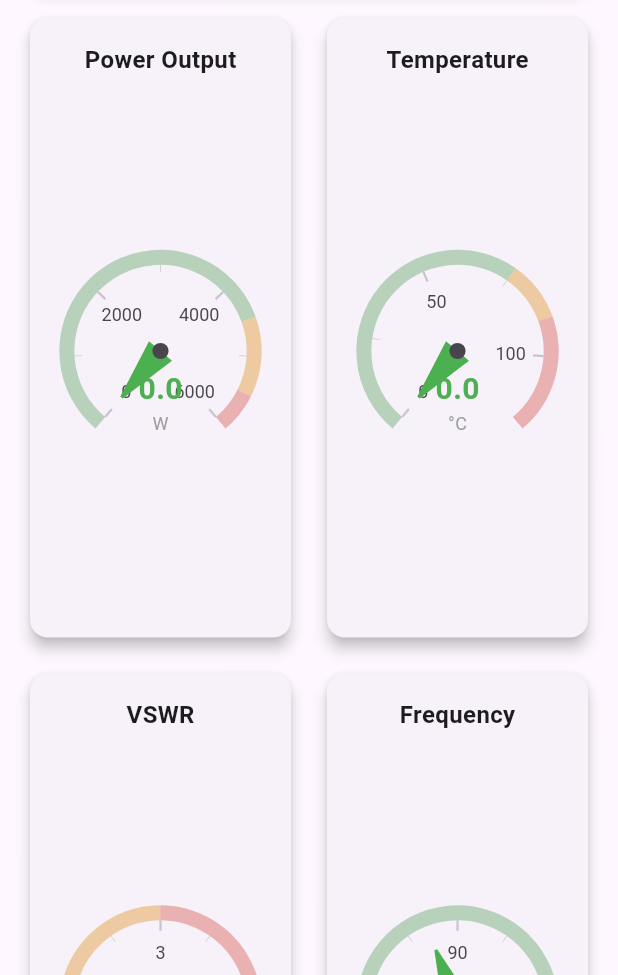
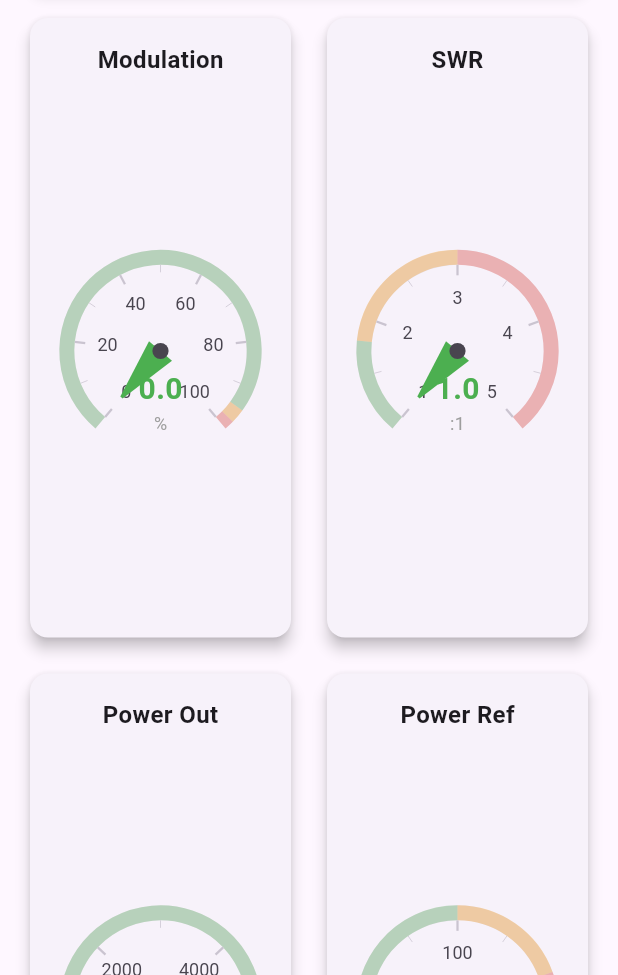
Before and after one commit to cconstab/kryzapp, a Flutter app: the DashboardScreen screen opened directly, on a phone screen of 412 x 824 dp, the part 261-1236 px from its top. Run offline on Flutter 3.47's test engine with Material 3 defaults, Android fonts, the phone set to English and light mode, and no system bars; drawn by our look-alikes of syncfusion_flutter_gauges; missing offline and left inert: at_client, at_client_mobile, at_onboarding_cli, at_onboarding_flutter.

Commit message:
feat: updated to actual data values

```diff
--- a/mobile_app/lib/screens/dashboard_screen.dart
+++ b/mobile_app/lib/screens/dashboard_screen.dart
@@ -131,25 +131,73 @@ class _DashboardScreenState extends State<DashboardScreen> {
                   ),
                 const SizedBox(height: 16),
 
-                // Gauges
+                // Gauges - Row 1
                 Row(
                   children: [
                     Expanded(
                       child: GaugeWidget(
-                        title: 'Power Output',
-                        value: stats?.powerOutput ?? 0,
+                        title: 'Modulation',
+                        value: stats?.modulation ?? 0,
+                        min: 0,
+                        max: 100,
+                        unit: '%',
+                        warningThreshold: 95,
+                        criticalThreshold: 98,
+                      ),
+                    ),
+                    const SizedBox(width: 16),
+                    Expanded(
+                      child: GaugeWidget(
+                        title: 'SWR',
+                        value: stats?.swr ?? 1.0,
+                        min: 1.0,
+                        max: 5.0,
+                        unit: ':1',
+                        warningThreshold: 1.8,
+                        criticalThreshold: 3.0,
+                      ),
+                    ),
+                  ],
+                ),
+                const SizedBox(height: 16),
+
+                // Gauges - Row 2
+                Row(
+                  children: [
+                    Expanded(
+                      child: GaugeWidget(
+                        title: 'Power Out',
+                        value: stats?.powerOut ?? 0,
                         min: 0,
                         max: 6000,
                         unit: 'W',
-                        warningThreshold: 4500,
+                        warningThreshold: 5000,
                         criticalThreshold: 5500,
                       ),
                     ),
                     const SizedBox(width: 16),
                     Expanded(
                       child: GaugeWidget(
-                        title: 'Temperature',
-                        value: stats?.temperature ?? 0,
+                        title: 'Power Ref',
+                        value: stats?.powerRef ?? 0,
+                        min: 0,
+                        max: 200,
+                        unit: 'W',
+                        warningThreshold: 100,
+                        criticalThreshold: 150,
+                      ),
+                    ),
+                  ],
+                ),
+                const SizedBox(height: 16),
+
+                // Gauges - Row 3
+                Row(
+                  children: [
+                    Expanded(
+                      child: GaugeWidget(
+                        title: 'Heat Temp',
+                        value: stats?.heatTemp ?? 0,
                         min: 0,
                         max: 120,
                         unit: '°C',
@@ -157,69 +205,21 @@ class _DashboardScreenState extends State<DashboardScreen> {
                         criticalThreshold: 90,
                       ),
                     ),
-                  ],
-                ),
-                const SizedBox(height: 16),
-
-                Row(
-                  children: [
-                    Expanded(
-                      child: GaugeWidget(
-                        title: 'VSWR',
-                        value: stats?.vswr ?? 1.0,
-                        min: 1.0,
-                        max: 5.0,
-                        unit: ':1',
-                        warningThreshold: 1.8,
-                        criticalThreshold: 3.0,
-                      ),
-                    ),
                     const SizedBox(width: 16),
                     Expanded(
                       child: GaugeWidget(
-                        title: 'Frequency',
-                        value: stats?.frequency ?? 88.5,
-                        min: 80,
-                        max: 100,
-                        unit: 'MHz',
-                        showPointer: true,
+                        title: 'Fan Speed',
+                        value: stats?.fanSpeed ?? 0,
+                        min: 0,
+                        max: 5000,
+                        unit: 'RPM',
+                        warningThreshold: 4000,
+                        criticalThreshold: 4500,
                       ),
                     ),
                   ],
                 ),
-                const SizedBox(height: 16),
-
-                // Additional metrics
-                if (stats?.additionalMetrics != null) ...[
-                  Card(
-                    child: Padding(
-                      padding: const EdgeInsets.all(16.0),
-                      child: Column(
-                        crossAxisAlignment: CrossAxisAlignment.start,
-                        children: [
-                          const Text('Additional Metrics', style: TextStyle(fontSize: 18, fontWeight: FontWeight.bold)),
-                          const SizedBox(height: 12),
-                          ...stats!.additionalMetrics!.entries.map((entry) {
-                            return Padding(
-                              padding: const EdgeInsets.symmetric(vertical: 4.0),
-                              child: Row(
-                                mainAxisAlignment: MainAxisAlignment.spaceBetween,
-                                children: [
-                                  Text(entry.key, style: const TextStyle(fontSize: 14)),
-                                  Text(
-                                    entry.value.toString(),
-                                    style: const TextStyle(fontSize: 14, fontWeight: FontWeight.bold),
-                                  ),
-                                ],
-                              ),
-                            );
-                          }).toList(),
-                        ],
-                      ),
-                    ),
-                  ),
-                ],
-                const SizedBox(height: 8),
+                const SizedBox(height: 24),
 
                 // Last update timestamp
                 Text(
--- a/shared/lib/models/transmitter_stats.dart
+++ b/shared/lib/models/transmitter_stats.dart
@@ -2,22 +2,26 @@
 class TransmitterStats {
   final String transmitterId;
   final DateTime timestamp;
-  final double powerOutput; // Watts
-  final double temperature; // Celsius
-  final double vswr; // Voltage Standing Wave Ratio
-  final double frequency; // MHz
+  final double modulation; // Modulation percentage (%)
+  final double swr; // Standing Wave Ratio
+  final double powerOut; // Power Output (Watts)
+  final double powerRef; // Power Reflected (Watts)
+  final double heatTemp; // Heat Sink Temperature (°C)
+  final double fanSpeed; // Fan Speed (RPM)
   final String status; // ON_AIR, STANDBY, FAULT
-  final Map<String, dynamic>? additionalMetrics;
+  final String? alertLevel; // Optional alert level
 
   TransmitterStats({
     required this.transmitterId,
     required this.timestamp,
-    required this.powerOutput,
-    required this.temperature,
-    required this.vswr,
-    required this.frequency,
+    required this.modulation,
+    required this.swr,
+    required this.powerOut,
+    required this.powerRef,
+    required this.heatTemp,
+    required this.fanSpeed,
     required this.status,
-    this.additionalMetrics,
+    this.alertLevel,
   });
 
   /// Convert to JSON for atPlatform transmission
@@ -25,12 +29,14 @@ class TransmitterStats {
     return {
       'transmitterId': transmitterId,
       'timestamp': timestamp.toIso8601String(),
-      'powerOutput': powerOutput,
-      'temperature': temperature,
-      'vswr': vswr,
-      'frequency': frequency,
+      'modulation': modulation,
+      'swr': swr,
+      'powerOut': powerOut,
+      'powerRef': powerRef,
+      'heatTemp': heatTemp,
+      'fanSpeed': fanSpeed,
       'status': status,
-      'additionalMetrics': additionalMetrics,
+      'alertLevel': alertLevel,
     };
   }
 
@@ -39,36 +45,38 @@ class TransmitterStats {
     return TransmitterStats(
       transmitterId: json['transmitterId'] as String,
       timestamp: DateTime.parse(json['timestamp'] as String),
-      powerOutput: (json['powerOutput'] as num).toDouble(),
-      temperature: (json['temperature'] as num).toDouble(),
-      vswr: (json['vswr'] as num).toDouble(),
-      frequency: (json['frequency'] as num).toDouble(),
+      modulation: (json['modulation'] as num).toDouble(),
+      swr: (json['swr'] as num).toDouble(),
+      powerOut: (json['powerOut'] as num).toDouble(),
+      powerRef: (json['powerRef'] as num).toDouble(),
+      heatTemp: (json['heatTemp'] as num).toDouble(),
+      fanSpeed: (json['fanSpeed'] as num).toDouble(),
       status: json['status'] as String,
-      additionalMetrics: json['additionalMetrics'] as Map<String, dynamic>?,
+      alertLevel: json['alertLevel'] as String?,
     );
   }
 
   @override
   String toString() {
-    return 'TransmitterStats(id: $transmitterId, power: ${powerOutput}W, '
-        'temp: ${temperature}°C, vswr: $vswr, freq: ${frequency}MHz, status: $status)';
+    return 'TransmitterStats(id: $transmitterId, powerOut: ${powerOut}W, powerRef: ${powerRef}W, '
+        'swr: $swr, modulation: $modulation%, heatTemp: ${heatTemp}°C, fanSpeed: ${fanSpeed}RPM, status: $status)';
   }
 
   /// Check if transmitter is in healthy state
   bool get isHealthy {
     return status == 'ON_AIR' &&
-        temperature < 80.0 && // Below 80°C
-        vswr < 2.0 && // VSWR below 2:1
-        powerOutput > 0;
+        heatTemp < 80.0 && // Below 80°C
+        swr < 2.0 && // SWR below 2:1
+        powerOut > 0;
   }
 
-  /// Get alert level: null (ok), 'warning', 'critical'
-  String? get alertLevel {
+  /// Calculate alert level: null (ok), 'warning', 'critical'
+  String? calculateAlertLevel() {
     if (status == 'FAULT') return 'critical';
-    if (temperature > 90.0) return 'critical';
-    if (vswr > 3.0) return 'critical';
-    if (temperature > 75.0) return 'warning';
-    if (vswr > 1.8) return 'warning';
+    if (heatTemp > 90.0) return 'critical';
+    if (swr > 3.0) return 'critical';
+    if (heatTemp > 75.0) return 'warning';
+    if (swr > 1.8) return 'warning';
     return null;
   }
 }
--- a/snmp_collector/lib/services/at_notification_service.dart
+++ b/snmp_collector/lib/services/at_notification_service.dart
@@ -77,7 +77,7 @@ class AtNotificationService {
       ..sharedWith = receiver
       ..metadata = (Metadata()
         ..isPublic = false
-        ..isEncrypted = true
+        ..isEncrypted = true // Tell atPlatform to encrypt the data
         ..ttl = 86400000); // 24 hours
 
     final notificationParams = NotificationParams.forUpdate(
@@ -95,17 +95,17 @@ class AtNotificationService {
     if (stats.status == 'FAULT') {
       return 'TRANSMITTER FAULT: ${stats.transmitterId}';
     }
-    if (stats.temperature > 90.0) {
-      return 'CRITICAL: Temperature ${stats.temperature}°C exceeds limit';
+    if (stats.heatTemp > 90.0) {
+      return 'CRITICAL: Heat Sink Temperature ${stats.heatTemp}°C exceeds limit';
     }
-    if (stats.vswr > 3.0) {
-      return 'CRITICAL: VSWR ${stats.vswr} exceeds safe limit';
+    if (stats.swr > 3.0) {
+      return 'CRITICAL: SWR ${stats.swr} exceeds safe limit';
     }
-    if (stats.temperature > 75.0) {
-      return 'WARNING: High temperature ${stats.temperature}°C';
+    if (stats.heatTemp > 75.0) {
+      return 'WARNING: High heat sink temperature ${stats.heatTemp}°C';
     }
-    if (stats.vswr > 1.8) {
-      return 'WARNING: Elevated VSWR ${stats.vswr}';
+    if (stats.swr > 1.8) {
+      return 'WARNING: Elevated SWR ${stats.swr}';
     }
     return 'Alert: Check transmitter status';
   }
--- a/snmp_collector/lib/services/snmp_service.dart
+++ b/snmp_collector/lib/services/snmp_service.dart
@@ -11,13 +11,13 @@ class SNMPService {
   final int port;
   final String community;
 
-  // Common SNMP OIDs for radio transmitters
-  // Note: These are example OIDs - adjust for your specific transmitter
-  static const String oidPowerOutput = '1.3.6.1.4.1.12345.1.1.1.0'; // Example OID
-  static const String oidTemperature = '1.3.6.1.4.1.12345.1.1.2.0';
-  static const String oidVSWR = '1.3.6.1.4.1.12345.1.1.3.0';
-  static const String oidFrequency = '1.3.6.1.4.1.12345.1.1.4.0';
-  static const String oidStatus = '1.3.6.1.4.1.12345.1.1.5.0';
+  // KRYZ Transmitter SNMP OIDs
+  static const String oidModulation = '1.3.6.1.4.1.28142.1.300.1025.291.0'; // Div Peak (%)
+  static const String oidSWR = '1.3.6.1.4.1.28142.1.300.256.303.0'; // SWR
+  static const String oidPowerOut = '1.3.6.1.4.1.28142.1.300.256.256.0'; // Power Out (Watts)
+  static const String oidPowerRef = '1.3.6.1.4.1.28142.1.300.256.257.0'; // Power Ref (Watts)
+  static const String oidHeatTemp = '1.3.6.1.4.1.28142.1.300.256.271.0'; // HeatSink Temp (°C)
+  static const String oidFanSpeed = '1.3.6.1.4.1.28142.1.300.256.281.0'; // Fan Speed (RPM)
 
   final Random _random = Random();
 
@@ -46,18 +46,36 @@ class SNMPService {
     final now = DateTime.now();
     final random = _random.nextInt(100);
 
+    // Simulate realistic transmitter values
+    final modulation = 85.0 + (random % 15); // 85-100%
+    final swr = 1.1 + (random % 8) / 10; // 1.1-1.9
+    final powerOut = 4800.0 + (random % 400) - 200; // 4600-5000W
+    final powerRef = 50.0 + (random % 50); // 50-100W
+    final heatTemp = 55.0 + (random % 25); // 55-80°C
+    final fanSpeed = 2800.0 + (random % 400); // 2800-3200 RPM
+
+    // Determine status and alert level
+    String status = 'ON_AIR';
+    String? alertLevel;
+
+    if (heatTemp > 90.0 || swr > 3.0) {
+      status = 'FAULT';
+      alertLevel = 'critical';
+    } else if (heatTemp > 75.0 || swr > 1.8) {
+      alertLevel = 'warning';
+    }
+
     return TransmitterStats(
       transmitterId: 'KRYZ-TX-001',
       timestamp: now,
-      powerOutput: 4800.0 + (random % 20) - 10, // 4790-4810W
-      temperature: 55.0 + (random % 10), // 55-65°C
-      vswr: 1.15 + (random % 10) / 100, // 1.15-1.25
-      frequency: 88.5,
-      status: 'ON_AIR',
-      additionalMetrics: {
-        'reflectedPower': 25.0 + (random % 5),
-        'modulationLevel': 95.0 + (random % 5),
-      },
+      modulation: modulation,
+      swr: swr,
+      powerOut: powerOut,
+      powerRef: powerRef,
+      heatTemp: heatTemp,
+      fanSpeed: fanSpeed,
+      status: status,
+      alertLevel: alertLevel,
     );
   }
 }
```
Also changed, not shown: mobile_app/lib/services/at_service.dart (+11 -4 lines), 1 other file.
